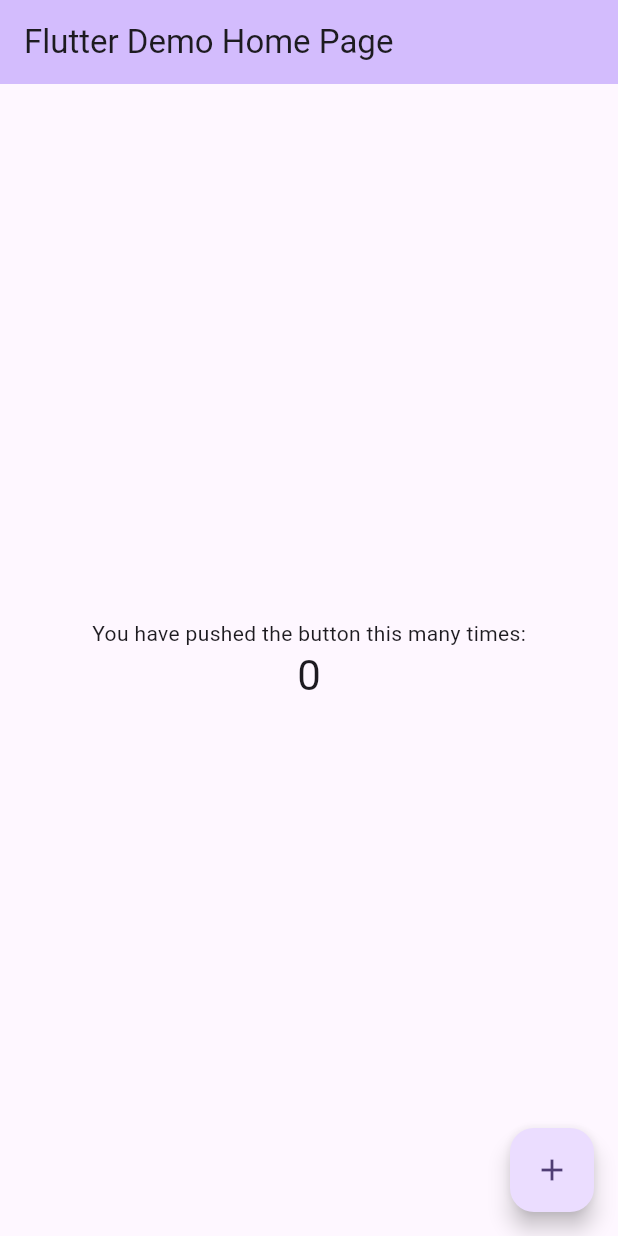
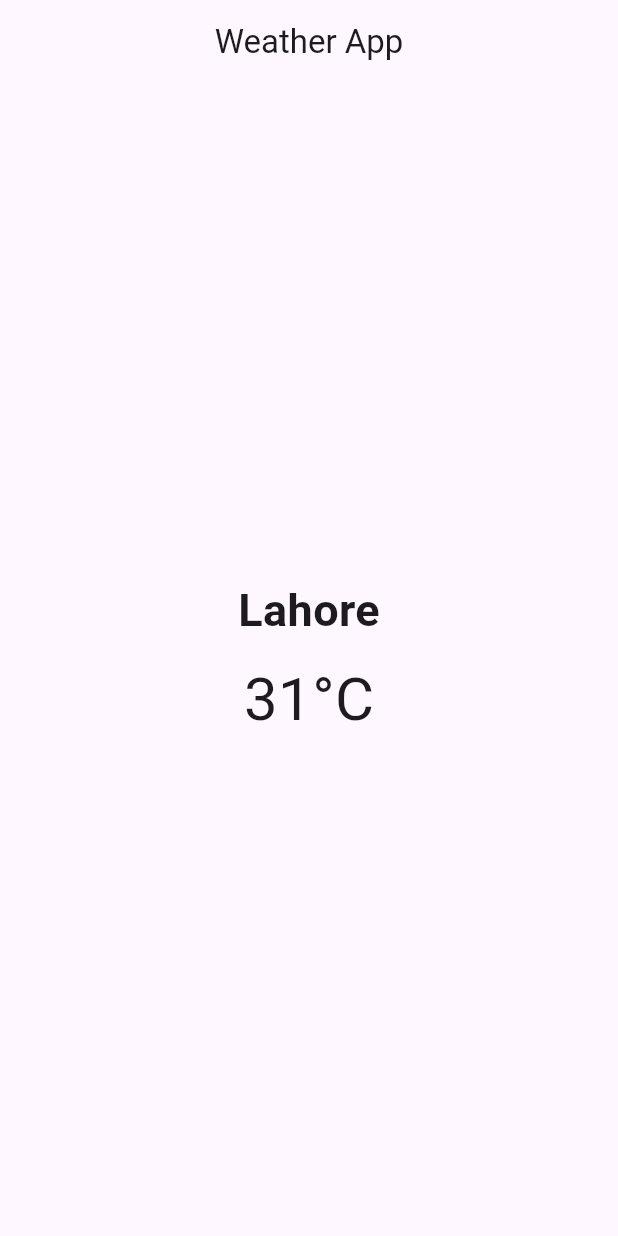
Before and after one commit to Fahad-2005/WeatherApp, a Flutter app: the screen it shows after launch, on a phone screen of 412 x 824 dp. Run offline on Flutter 3.47's test engine with Material 3 defaults, Android fonts, the phone set to English and light mode, and no system bars; our stand-ins replace flutter_spinkit.

Commit message:
home screen and basic ui done

```diff
--- a/lib/main.dart
+++ b/lib/main.dart
@@ -1,122 +1,23 @@
 import 'package:flutter/material.dart';
+import 'screens/home_screen.dart';
 
 void main() {
-  runApp(const MyApp());
+  runApp(const WeatherApp());
 }
 
-class MyApp extends StatelessWidget {
-  const MyApp({super.key});
+class WeatherApp extends StatelessWidget {
+  const WeatherApp({super.key});
 
-  // This widget is the root of your application.
   @override
   Widget build(BuildContext context) {
     return MaterialApp(
-      title: 'Flutter Demo',
+      title: 'Weather App',
+      debugShowCheckedModeBanner: false,
       theme: ThemeData(
-        // This is the theme of your application.
-        //
-        // TRY THIS: Try running your application with "flutter run". You'll see
-        // the application has a purple toolbar. Then, without quitting the app,
-        // try changing the seedColor in the colorScheme below to Colors.green
-        // and then invoke "hot reload" (save your changes or press the "hot
-        // reload" button in a Flutter-supported IDE, or press "r" if you used
-        // the command line to start the app).
-        //
-        // Notice that the counter didn't reset back to zero; the application
-        // state is not lost during the reload. To reset the state, use hot
-        // restart instead.
-        //
-        // This works for code too, not just values: Most code changes can be
-        // tested with just a hot reload.
-        colorScheme: ColorScheme.fromSeed(seedColor: Colors.deepPurple),
+        primarySwatch: Colors.blue,
+        useMaterial3: true,
       ),
-      home: const MyHomePage(title: 'Flutter Demo Home Page'),
+      home: const HomeScreen(),
     );
   }
 }
-
-class MyHomePage extends StatefulWidget {
-  const MyHomePage({super.key, required this.title});
-
-  // This widget is the home page of your application. It is stateful, meaning
-  // that it has a State object (defined below) that contains fields that affect
-  // how it looks.
-
-  // This class is the configuration for the state. It holds the values (in this
-  // case the title) provided by the parent (in this case the App widget) and
-  // used by the build method of the State. Fields in a Widget subclass are
-  // always marked "final".
-
-  final String title;
-
-  @override
-  State<MyHomePage> createState() => _MyHomePageState();
-}
-
-class _MyHomePageState extends State<MyHomePage> {
-  int _counter = 0;
-
-  void _incrementCounter() {
-    setState(() {
-      // This call to setState tells the Flutter framework that something has
-      // changed in this State, which causes it to rerun the build method below
-      // so that the display can reflect the updated values. If we changed
-      // _counter without calling setState(), then the build method would not be
-      // called again, and so nothing would appear to happen.
-      _counter++;
-    });
-  }
-
-  @override
-  Widget build(BuildContext context) {
-    // This method is rerun every time setState is called, for instance as done
-    // by the _incrementCounter method above.
-    //
-    // The Flutter framework has been optimized to make rerunning build methods
-    // fast, so that you can just rebuild anything that needs updating rather
-    // than having to individually change instances of widgets.
-    return Scaffold(
-      appBar: AppBar(
-        // TRY THIS: Try changing the color here to a specific color (to
-        // Colors.amber, perhaps?) and trigger a hot reload to see the AppBar
-        // change color while the other colors stay the same.
-        backgroundColor: Theme.of(context).colorScheme.inversePrimary,
-        // Here we take the value from the MyHomePage object that was created by
-        // the App.build method, and use it to set our appbar title.
-        title: Text(widget.title),
-      ),
-      body: Center(
-        // Center is a layout widget. It takes a single child and positions it
-        // in the middle of the parent.
-        child: Column(
-          // Column is also a layout widget. It takes a list of children and
-          // arranges them vertically. By default, it sizes itself to fit its
-          // children horizontally, and tries to be as tall as its parent.
-          //
-          // Column has various properties to control how it sizes itself and
-          // how it positions its children. Here we use mainAxisAlignment to
-          // center the children vertically; the main axis here is the vertical
-          // axis because Columns are vertical (the cross axis would be
-          // horizontal).
-          //
-          // TRY THIS: Invoke "debug painting" (choose the "Toggle Debug Paint"
-          // action in the IDE, or press "p" in the console), to see the
-          // wireframe for each widget.
-          mainAxisAlignment: MainAxisAlignment.center,
-          children: <Widget>[
-            const Text('You have pushed the button this many times:'),
-            Text(
-              '$_counter',
-              style: Theme.of(context).textTheme.headlineMedium,
-            ),
-          ],
-        ),
-      ),
-      floatingActionButton: FloatingActionButton(
-        onPressed: _incrementCounter,
-        tooltip: 'Increment',
-        child: const Icon(Icons.add),
-      ), // This trailing comma makes auto-formatting nicer for build methods.
-    );
-  }
-}
--- /dev/null
+++ b/lib/screens/home_screen.dart
@@ -0,0 +1,63 @@
+import 'package:flutter/material.dart';
+import 'package:flutter_spinkit/flutter_spinkit.dart';
+
+class HomeScreen extends StatefulWidget {
+  const HomeScreen({super.key});
+
+  @override
+  State<HomeScreen> createState() => _HomeScreenState();
+}
+
+class _HomeScreenState extends State<HomeScreen> {
+  bool isLoading = true;
+  String? temperature;
+  String? city;
+
+  @override
+  void initState() {
+    super.initState();
+    fetchWeather();
+  }
+
+  Future<void> fetchWeather() async {
+    await Future.delayed(const Duration(seconds: 2)); // Mock API call
+    setState(() {
+      temperature = "31°C";
+      city = "Lahore";
+      isLoading = false;
+    });
+  }
+
+  @override
+  Widget build(BuildContext context) {
+    return Scaffold(
+      appBar: AppBar(
+        title: const Text("Weather App"),
+        centerTitle: true,
+      ),
+      body: isLoading
+          ? const Center(
+              child: SpinKitFadingCircle(
+                color: Colors.blue,
+                size: 50.0,
+              ),
+            )
+          : Center(
+              child: Column(
+                mainAxisAlignment: MainAxisAlignment.center,
+                children: [
+                  Text(
+                    city ?? "City",
+                    style: const TextStyle(fontSize: 30, fontWeight: FontWeight.bold),
+                  ),
+                  const SizedBox(height: 10),
+                  Text(
+                    temperature ?? "Temp",
+                    style: const TextStyle(fontSize: 40),
+                  ),
+                ],
+              ),
+            ),
+    );
+  }
+}
```
Also changed, not shown: pubspec.yaml (+5 -3 lines), lib/screens/search_screen.dart (added), pubspec.lock, 3 other files.
